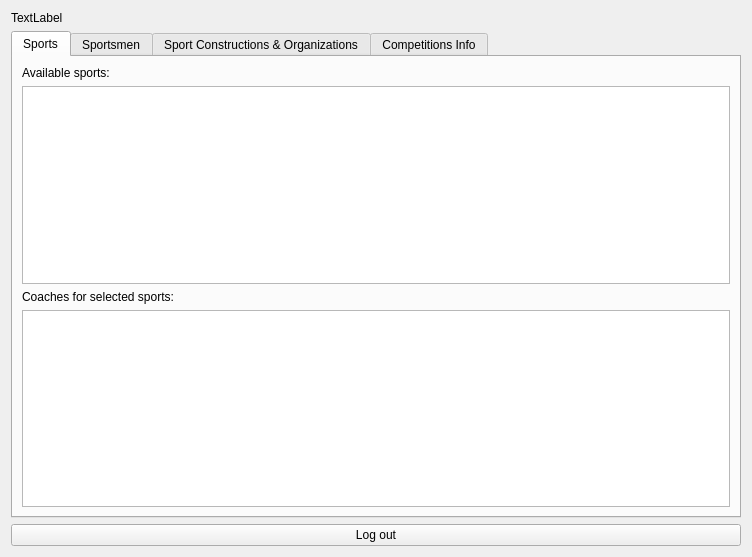
First picture: the form in maintabwindow.ui, repository application-developer-DA/db-course, before the edit.
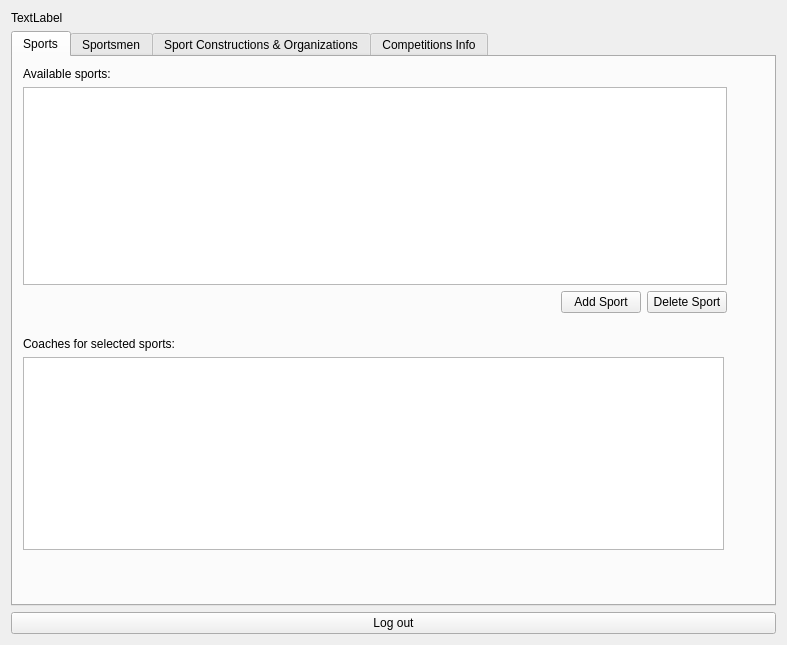
Second picture: the form after the edit.

Commit message: Add base functionality for first tab (sports)

The edit to the form file:
```diff
--- a/maintabwindow.ui
+++ b/maintabwindow.ui
@@ -6,8 +6,8 @@
    <rect>
     <x>0</x>
     <y>0</y>
-    <width>752</width>
-    <height>557</height>
+    <width>787</width>
+    <height>645</height>
    </rect>
   </property>
   <property name="windowTitle">
@@ -40,22 +40,15 @@
       <attribute name="title">
        <string>Sports</string>
       </attribute>
-      <layout class="QGridLayout" name="gridLayout_2">
-       <item row="0" column="0">
-        <layout class="QVBoxLayout" name="verticalLayout">
-         <item>
-          <widget class="QLabel" name="labelSports">
-           <property name="text">
-            <string>Available sports:</string>
-           </property>
-          </widget>
-         </item>
-         <item>
-          <widget class="QTableView" name="sportsView"/>
-         </item>
-        </layout>
-       </item>
-       <item row="1" column="0">
+      <widget class="QWidget" name="">
+       <property name="geometry">
+        <rect>
+         <x>10</x>
+         <y>280</y>
+         <width>701</width>
+         <height>213</height>
+        </rect>
+       </property>
         <layout class="QVBoxLayout" name="verticalLayout_2">
          <item>
           <widget class="QLabel" name="coachesLabel">
@@ -68,8 +61,64 @@
           <widget class="QTableView" name="coachesView"/>
          </item>
         </layout>
-       </item>
-      </layout>
+      </widget>
+      <widget class="QWidget" name="">
+       <property name="geometry">
+        <rect>
+         <x>10</x>
+         <y>10</y>
+         <width>704</width>
+         <height>246</height>
+        </rect>
+       </property>
+       <layout class="QVBoxLayout" name="verticalLayout_3">
+        <item>
+         <layout class="QVBoxLayout" name="verticalLayout">
+          <item>
+           <widget class="QLabel" name="labelSports">
+            <property name="text">
+             <string>Available sports:</string>
+            </property>
+           </widget>
+          </item>
+          <item>
+           <widget class="QTableView" name="sportsView"/>
+          </item>
+         </layout>
+        </item>
+        <item>
+         <layout class="QHBoxLayout" name="horizontalLayout">
+          <item>
+           <spacer name="horizontalSpacer">
+            <property name="orientation">
+             <enum>Qt::Horizontal</enum>
+            </property>
+            <property name="sizeHint" stdset="0">
+             <size>
+              <width>538</width>
+              <height>20</height>
+             </size>
+            </property>
+           </spacer>
+          </item>
+          <item>
+           <widget class="QPushButton" name="addSportBtn">
+            <property name="text">
+             <string>Add Sport</string>
+            </property>
+           </widget>
+          </item>
+          <item>
+           <widget class="QPushButton" name="deleteSportBtn">
+            <property name="text">
+             <string>Delete Sport</string>
+            </property>
+           </widget>
+          </item>
+         </layout>
+        </item>
+       </layout>
+      </widget>
      </widget>
      <widget class="QWidget" name="tab">
       <attribute name="title">
```
Lines whose indentation alone changed are shown as unchanged. The commit also changes 2 other files.
